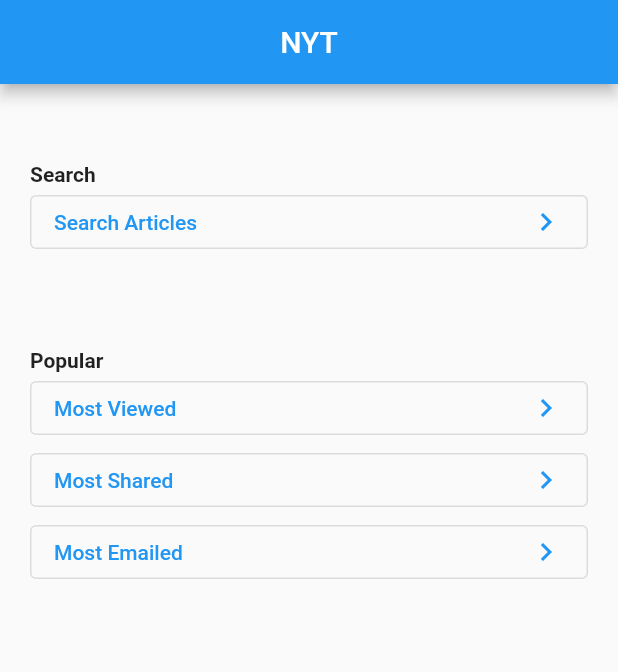
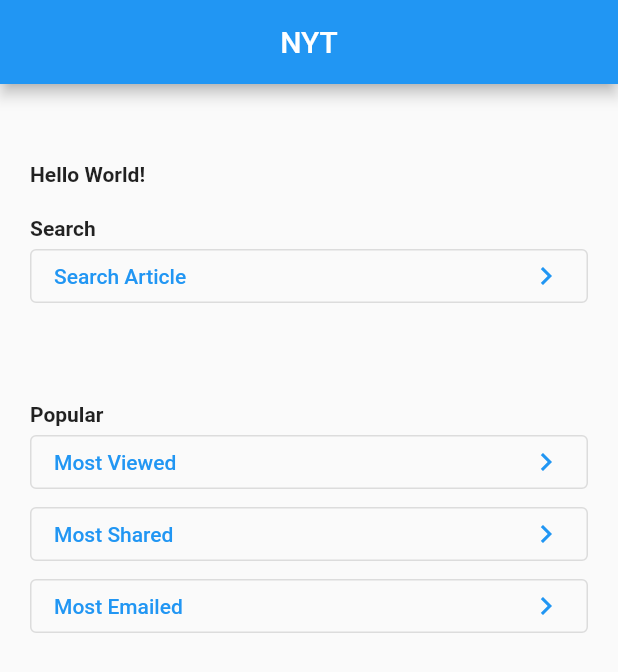
Before and after one commit to RaymondLer/sicpa_assessment_flutter, a Flutter app: the screen it shows after launch, on a phone screen of 412 x 824 dp. Shown: the top 672 px of the screen. Run offline on Flutter 3.47's test engine with Material 2 defaults, Android fonts, the phone set to English and light mode, and no system bars; our stand-ins replace bloc, connectivity_plus, dartz, dio, equatable, flutter_bloc and 4 more; accounts and stored records are empty; generated files the repository leaves out were written again.

Commit message:
Add localisation, hive, strings and constants

```diff
--- /dev/null
+++ b/lib/l10n/app_en.arb
@@ -0,0 +1,6 @@
+{
+    "helloWorld": "Hello World!",
+    "@helloWorld": {
+      "description": "The conventional newborn programmer greeting"
+    }
+}
--- /dev/null
+++ b/lib/l10n/app_zh.arb
@@ -0,0 +1,3 @@
+{
+    "helloWorld": "你好，世界!"
+}
--- a/lib/main.dart
+++ b/lib/main.dart
@@ -1,11 +1,15 @@
 import 'package:flutter/material.dart';
 import 'package:flutter_bloc/flutter_bloc.dart';
+import 'package:flutter_gen/gen_l10n/app_localizations.dart';
+import 'package:flutter_localizations/flutter_localizations.dart';
 import 'package:go_router/go_router.dart';
 import 'package:sicpa_assessment_flutter/di/service_locator.dart';
 import 'package:sicpa_assessment_flutter/presentation/articles_list_view/articles_list_view.dart';
 import 'package:sicpa_assessment_flutter/presentation/bloc/article/article_bloc.dart';
 import 'package:sicpa_assessment_flutter/presentation/landing_view/landing_view.dart';
 import 'package:sicpa_assessment_flutter/presentation/search_articles_view/search_articles_view.dart';
+import 'package:sicpa_assessment_flutter/util/constants.dart';
+import 'package:sicpa_assessment_flutter/util/strings.dart';
 
 class SimpleBlocObserver extends BlocObserver {
   @override
@@ -27,8 +31,9 @@
   }
 }
 
-void main() {
+void main() async {
   setup();
+
   BlocOverrides.runZoned(
       blocObserver: SimpleBlocObserver(), () => runApp(MyApp()));
 }
@@ -37,22 +42,33 @@
   MyApp({Key? key}) : super(key: key);
 
   final _router = GoRouter(
+    initialLocation: '/',
     routes: [
       GoRoute(
           path: '/',
-        builder: (context, state) => const LandingView(),
-      ),
+          builder: (context, state) {
+            final localeName = AppLocalizations.of(context).helloWorld;
+
+            return LandingView(
+              localeName: localeName,
+            );
+          },
+          routes: [
+            // Search Article sub-route
             GoRoute(
-        path: '/search_articles',
+              path: Constants.SEARCH_ARTICLE_PATH,
               builder: (context, state) => const SearchArticlesView(),
             ),
+            // Article List sub-route
             GoRoute(
-        path: '/articles_list',
+              path: Constants.ARTICLE_LIST_PATH,
               builder: (context, state) {
                 final title = state.queryParams['title']; // may be null
+
                 return ArticlesListView(title: title);
               },
-      )
+            ),
+          ]),
     ],
   );
 
@@ -65,10 +81,21 @@
         ),
       ],
       child: MaterialApp.router(
-        title: 'Flutter Demo',
+        debugShowCheckedModeBanner: false,
+        title: Strings.APP_TITLE,
         theme: ThemeData(
           primarySwatch: Colors.blue,
         ),
+        localizationsDelegates: const [
+          AppLocalizations.delegate,
+          GlobalMaterialLocalizations.delegate,
+          GlobalWidgetsLocalizations.delegate,
+          GlobalCupertinoLocalizations.delegate,
+        ],
+        supportedLocales: const [
+          Locale('en', ''),
+          Locale('zh', 'CN'),
+        ],
         routeInformationParser: _router.routeInformationParser,
         routerDelegate: _router.routerDelegate,
         routeInformationProvider: _router.routeInformationProvider,
--- a/lib/presentation/articles_list_view/articles_list_view.dart
+++ b/lib/presentation/articles_list_view/articles_list_view.dart
@@ -2,6 +2,7 @@
 import 'package:flutter_bloc/flutter_bloc.dart';
 import 'package:intl/intl.dart';
 import 'package:sicpa_assessment_flutter/presentation/bloc/article/article_bloc.dart';
+import 'package:sicpa_assessment_flutter/util/strings.dart';
 
 class ArticlesListView extends StatelessWidget {
   final String? title;
@@ -16,7 +17,7 @@
     return SafeArea(
       child: Scaffold(
         appBar: AppBar(
-          title: Text(title ?? 'Articles'),
+          title: Text(title ?? Strings.ARTICLE_LIST_VIEW_TITLE),
           centerTitle: true,
         ),
         body: BlocBuilder<ArticleBloc, ArticleState>(
--- a/lib/presentation/bloc/article/article_state.dart
+++ b/lib/presentation/bloc/article/article_state.dart
@@ -21,4 +21,11 @@
   List<Object> get props => [sharedArticles];
 }
 
-class FetchArticleFailed extends ArticleState {}
+class FetchArticleFailed extends ArticleState {
+  final Exception message;
+
+  const FetchArticleFailed(this.message);
+
+  @override
+  List<Object> get props => [message];
+}
--- a/lib/presentation/landing_view/landing_view.dart
+++ b/lib/presentation/landing_view/landing_view.dart
@@ -3,16 +3,20 @@
 import 'package:sicpa_assessment_flutter/di/service_locator.dart';
 import 'package:sicpa_assessment_flutter/model/article_type.dart';
 import 'package:sicpa_assessment_flutter/presentation/bloc/article/article_bloc.dart';
+import 'package:sicpa_assessment_flutter/util/constants.dart';
+import 'package:sicpa_assessment_flutter/util/strings.dart';
 
 class LandingView extends StatelessWidget {
-  const LandingView({Key? key}) : super(key: key);
+  final String localeName;
+
+  const LandingView({Key? key, required this.localeName}) : super(key: key);
 
   @override
   Widget build(BuildContext context) {
     return SafeArea(
       child: Scaffold(
         appBar: AppBar(
-          title: const Text("NYT"),
+          title: const Text(Strings.LANDING_VIEW_TITLE),
           centerTitle: true,
         ),
         body: Padding(
@@ -23,19 +27,27 @@
           child: Column(
             crossAxisAlignment: CrossAxisAlignment.start,
             children: [
+              // Localized
+              Text(
+                localeName,
+                style: const TextStyle(fontWeight: FontWeight.bold),
+              ),
+              const SizedBox(
+                height: 20,
+              ),
               const Text(
-                'Search',
+                Strings.LANDING_SEARCH,
                 style: TextStyle(fontWeight: FontWeight.bold),
               ),
               OutlinedButton(
                 onPressed: () {
                   //* Navigation
-                  context.push('/search_articles');
+                  context.push(Constants.SEARCH_ARTICLE_ROUTE);
                 },
                 child: Row(
                   mainAxisAlignment: MainAxisAlignment.spaceBetween,
                   children: const [
-                    Text('Search Articles'),
+                    Text(Strings.LANDING_SEARCH_ARTICLE),
                     Icon(Icons.chevron_right),
                   ],
                 ),
@@ -44,7 +56,7 @@
                 height: 60,
               ),
               const Text(
-                'Popular',
+                Strings.LANDING_POPULAR,
                 style: TextStyle(fontWeight: FontWeight.bold),
               ),
               OutlinedButton(
@@ -53,12 +65,12 @@
                       .get<ArticleBloc>()
                       .add(const GetArticles(ArticleType.mostViewed));
 
-                  context.push('/articles_list?title=Most Viewed Articles');
+                  context.push(Constants.ARTICLE_LIST_MOST_VIEWED_ROUTE);
                 },
                 child: Row(
                   mainAxisAlignment: MainAxisAlignment.spaceBetween,
                   children: const [
-                    Text('Most Viewed'),
+                    Text(Strings.LANDING_MOST_VIEWED),
                     Icon(Icons.chevron_right),
                   ],
                 ),
@@ -69,12 +81,12 @@
                       .get<ArticleBloc>()
                       .add(const GetArticles(ArticleType.mostShared));
 
-                  context.push('/articles_list?title=Most Shared Articles');
+                  context.push(Constants.ARTICLE_LIST_MOST_SHARED_ROUTE);
                 },
                 child: Row(
                   mainAxisAlignment: MainAxisAlignment.spaceBetween,
                   children: const [
-                    Text('Most Shared'),
+                    Text(Strings.LANDING_MOST_SHARED),
                     Icon(Icons.chevron_right),
                   ],
                 ),
@@ -85,12 +97,12 @@
                       .get<ArticleBloc>()
                       .add(const GetArticles(ArticleType.mostEmailed));
 
-                  context.push('/articles_list?title=Most Emailed Articles');
+                  context.push(Constants.ARTICLE_LIST_MOST_EMAILED_ROUTE);
                 },
                 child: Row(
                   mainAxisAlignment: MainAxisAlignment.spaceBetween,
                   children: const [
-                    Text('Most Emailed'),
+                    Text(Strings.LANDING_MOST_EMAILED),
                     Icon(Icons.chevron_right),
                   ],
                 ),
--- /dev/null
+++ b/lib/util/constants.dart
@@ -0,0 +1,21 @@
+class Constants {
+  // Go Router declarative routing path
+  static const SEARCH_ARTICLE_PATH = 'search_articles';
+  static const ARTICLE_LIST_PATH = 'articles_list';
+
+  // Routes
+  static const SEARCH_ARTICLE_ROUTE = '/search_articles';
+  static const ARTICLE_LIST_ROUTE = '/articles_list';
+
+  // Pass queryParam routes
+  static const ARTICLE_LIST_MOST_VIEWED_ROUTE =
+      '/articles_list?title=Most Viewed Articles';
+  static const ARTICLE_LIST_MOST_SHARED_ROUTE =
+      '/articles_list?title=Most Shared Articles';
+  static const ARTICLE_LIST_MOST_EMAILED_ROUTE =
+      '/articles_list?title=Most Emailed Articles';
+  static const ARTICLE_LIST_SEARCH_ROUTE = '/articles_list?title=Search: ';
+
+  // Hive
+  static const HIVE_BOX_SEARCH_HISTORY = 'search_history';
+}
--- /dev/null
+++ b/lib/util/strings.dart
@@ -0,0 +1,19 @@
+class Strings {
+  // App
+  static const APP_TITLE = 'Flutter Demo';
+
+  // Landing View
+  static const LANDING_VIEW_TITLE = "NYT";
+  static const LANDING_SEARCH = 'Search';
+  static const LANDING_SEARCH_ARTICLE = 'Search Article';
+  static const LANDING_POPULAR = 'Popular';
+  static const LANDING_MOST_VIEWED = 'Most Viewed';
+  static const LANDING_MOST_SHARED = 'Most Shared';
+  static const LANDING_MOST_EMAILED = 'Most Emailed';
+
+  // Search Article View
+  static const SEARCH_ARTICLE_VIEW_TITLE = "Search";
+
+  // Article List View
+  static const ARTICLE_LIST_VIEW_TITLE = "Articles";
+}
```
Also changed, not shown: lib/di/service_locator.dart (+16 -0 lines), lib/error/custom_exception.dart (added, +10 -0 lines), lib/hive/search_box.dart (added, +15 -0 lines), lib/model/search_response.dart (+16 -0 lines), lib/model/searched_history.dart (added, +15 -0 lines), lib/presentation/bloc/article/article_bloc.dart (+45 -13 lines), lib/presentation/search_articles_view/search_articles_view.dart (+60 -7 lines), lib/respository/article/article_repository.dart (+48 -9 lines), lib/respository/article/i_article_repository.dart (+7 -2 lines), pubspec.yaml (+8 -0 lines), lib/model/searched_history.g.dart (added), pubspec.lock, 12 other files. Lines whose indentation alone changed are shown as unchanged.
